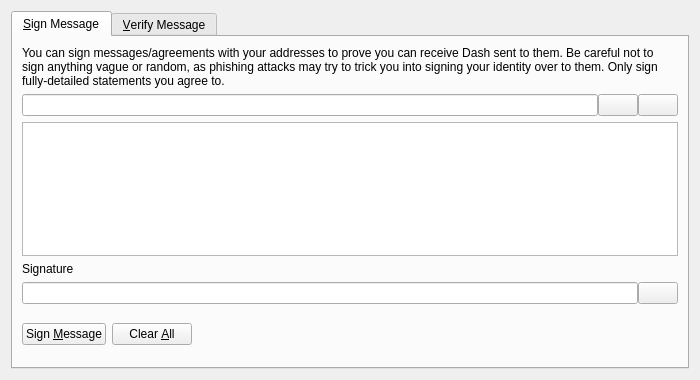
Old version of the form src/qt/forms/signverifymessagedialog.ui in the repository X9Developers/XSN.
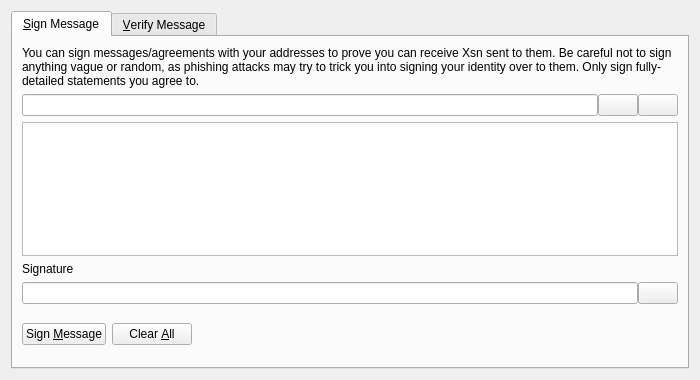
New version of the form. Custom widgets are drawn as their Qt base class.

Patch:
```diff
--- a/src/qt/forms/signverifymessagedialog.ui
+++ b/src/qt/forms/signverifymessagedialog.ui
@@ -30,7 +30,7 @@
        <item>
         <widget class="QLabel" name="infoLabel_SM">
          <property name="text">
-          <string>You can sign messages/agreements with your addresses to prove you can receive Dash sent to them. Be careful not to sign anything vague or random, as phishing attacks may try to trick you into signing your identity over to them. Only sign fully-detailed statements you agree to.</string>
+          <string>You can sign messages/agreements with your addresses to prove you can receive Xsn sent to them. Be careful not to sign anything vague or random, as phishing attacks may try to trick you into signing your identity over to them. Only sign fully-detailed statements you agree to.</string>
          </property>
          <property name="textFormat">
           <enum>Qt::PlainText</enum>
```
Left out of the diff: 8 changed lines with no effect on the pictures.
